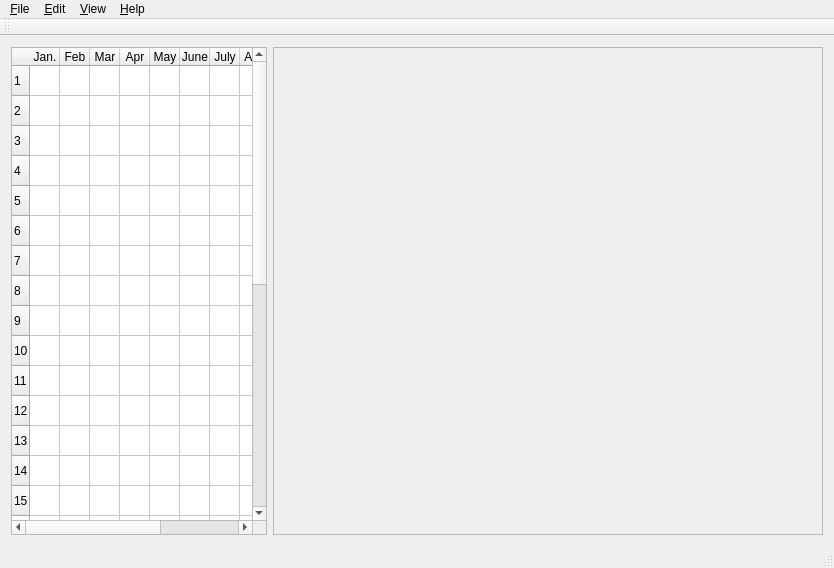
Qt form MoodChart/MoodChart/mainwindow.ui (mandyle08/mood-chart) before a commit.
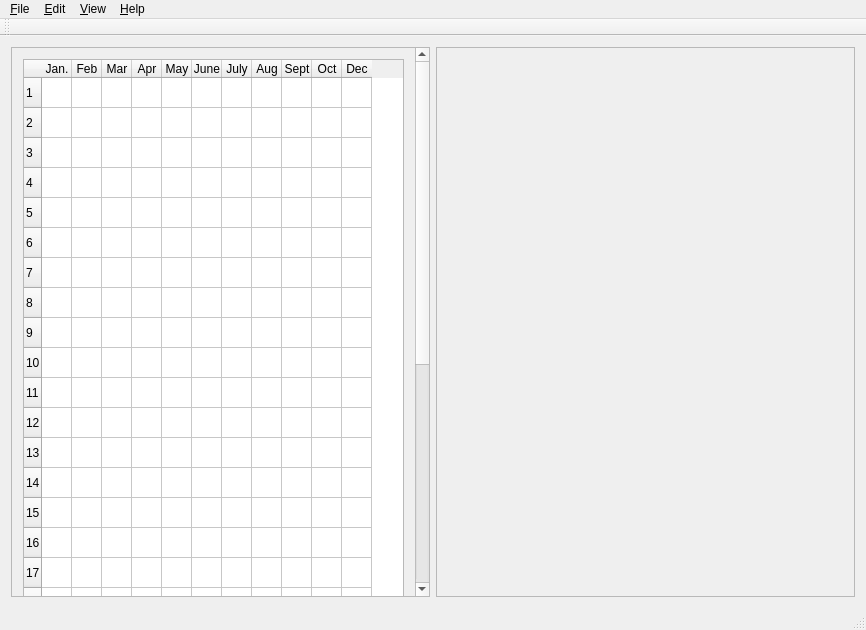
The same form after that commit.

Diff of the .ui file:
```diff
--- a/MoodChart/MoodChart/mainwindow.ui
+++ b/MoodChart/MoodChart/mainwindow.ui
@@ -6,8 +6,8 @@
    <rect>
     <x>0</x>
     <y>0</y>
-    <width>834</width>
-    <height>568</height>
+    <width>866</width>
+    <height>630</height>
    </rect>
   </property>
   <property name="windowTitle">
@@ -15,17 +15,91 @@
   </property>
   <widget class="QWidget" name="centralWidget">
    <layout class="QGridLayout" name="gridLayout">
+    <item row="0" column="2">
+     <widget class="QFrame" name="legend">
+      <property name="sizePolicy">
+       <sizepolicy hsizetype="Expanding" vsizetype="Preferred">
+        <horstretch>0</horstretch>
+        <verstretch>0</verstretch>
+       </sizepolicy>
+      </property>
+      <property name="frameShape">
+       <enum>QFrame::StyledPanel</enum>
+      </property>
+      <property name="frameShadow">
+       <enum>QFrame::Raised</enum>
+      </property>
+      <layout class="QGridLayout" name="gridLayout_5">
+       <item row="0" column="0">
+        <spacer name="verticalSpacer_2">
+         <property name="orientation">
+          <enum>Qt::Vertical</enum>
+         </property>
+         <property name="sizeHint" stdset="0">
+          <size>
+           <width>20</width>
+           <height>40</height>
+          </size>
+         </property>
+        </spacer>
+       </item>
+       <item row="1" column="0">
+        <layout class="QVBoxLayout" name="legendLayout"/>
+       </item>
+       <item row="2" column="0">
+        <spacer name="verticalSpacer">
+         <property name="orientation">
+          <enum>Qt::Vertical</enum>
+         </property>
+         <property name="sizeHint" stdset="0">
+          <size>
+           <width>20</width>
+           <height>40</height>
+          </size>
+         </property>
+        </spacer>
+       </item>
+      </layout>
+     </widget>
+    </item>
+    <item row="0" column="1">
+     <widget class="QScrollArea" name="scrollArea">
+      <property name="widgetResizable">
+       <bool>true</bool>
+      </property>
+      <widget class="QWidget" name="scrollAreaWidgetContents">
+       <property name="geometry">
+        <rect>
+         <x>0</x>
+         <y>0</y>
+         <width>414</width>
+         <height>944</height>
+        </rect>
+       </property>
+       <layout class="QGridLayout" name="gridLayout_2">
     <item row="0" column="0">
      <widget class="QTableWidget" name="table">
       <property name="sizePolicy">
-       <sizepolicy hsizetype="Preferred" vsizetype="Expanding">
+           <sizepolicy hsizetype="Preferred" vsizetype="Fixed">
         <horstretch>0</horstretch>
         <verstretch>0</verstretch>
        </sizepolicy>
       </property>
+          <property name="minimumSize">
+           <size>
+            <width>369</width>
+            <height>920</height>
+           </size>
+          </property>
       <property name="contextMenuPolicy">
        <enum>Qt::CustomContextMenu</enum>
       </property>
+          <property name="verticalScrollBarPolicy">
+           <enum>Qt::ScrollBarAlwaysOff</enum>
+          </property>
+          <property name="horizontalScrollBarPolicy">
+           <enum>Qt::ScrollBarAlwaysOff</enum>
+          </property>
       <attribute name="horizontalHeaderCascadingSectionResizes">
        <bool>false</bool>
       </attribute>
@@ -245,51 +319,8 @@
       </column>
      </widget>
     </item>
-    <item row="0" column="1">
-     <widget class="QFrame" name="legend">
-      <property name="sizePolicy">
-       <sizepolicy hsizetype="Expanding" vsizetype="Preferred">
-        <horstretch>0</horstretch>
-        <verstretch>0</verstretch>
-       </sizepolicy>
-      </property>
-      <property name="frameShape">
-       <enum>QFrame::StyledPanel</enum>
-      </property>
-      <property name="frameShadow">
-       <enum>QFrame::Raised</enum>
-      </property>
-      <layout class="QGridLayout" name="gridLayout_5">
-       <item row="0" column="0">
-        <spacer name="verticalSpacer_2">
-         <property name="orientation">
-          <enum>Qt::Vertical</enum>
-         </property>
-         <property name="sizeHint" stdset="0">
-          <size>
-           <width>20</width>
-           <height>40</height>
-          </size>
-         </property>
-        </spacer>
-       </item>
-       <item row="2" column="0">
-        <spacer name="verticalSpacer">
-         <property name="orientation">
-          <enum>Qt::Vertical</enum>
-         </property>
-         <property name="sizeHint" stdset="0">
-          <size>
-           <width>20</width>
-           <height>40</height>
-          </size>
-         </property>
-        </spacer>
-       </item>
-       <item row="1" column="0">
-        <layout class="QVBoxLayout" name="legendLayout"/>
-       </item>
-      </layout>
+       </layout>
+      </widget>
      </widget>
     </item>
    </layout>
@@ -299,7 +330,7 @@
     <rect>
      <x>0</x>
      <y>0</y>
-     <width>834</width>
+     <width>866</width>
      <height>22</height>
     </rect>
    </property>
```
Left out of the diff: 6 changed lines with no effect on the pictures. Lines whose indentation alone changed are shown as unchanged.
